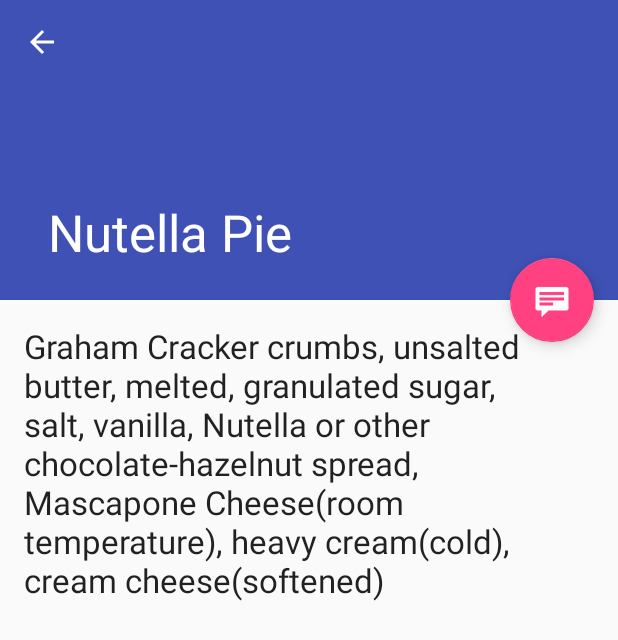
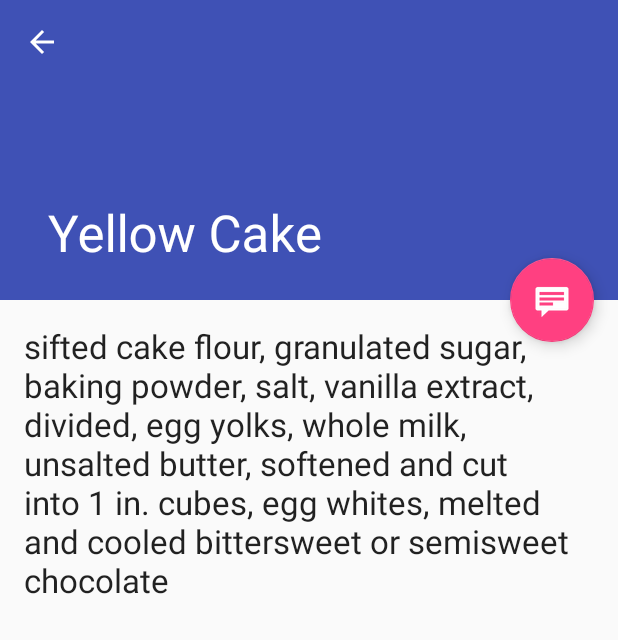
Before and after one commit to GregIzzo/udacity_nanoand_bakeit, an Android app: the screen it shows after launch (RecipeDetailActivity before the commit, RecipeStepsActivity after it), after a tap on "Yellow Cake", on a phone screen of 412 x 824 dp. Shown: the top 640 px of the screen. Run offline under Robolectric (Android 15) with nearby library versions, the phone set to English and light mode, and no system bars; our stand-ins replace Picasso; pictures from the network do not load.

Commit message:
feat: Refactored RecipeJSON to include a currentRecipe object
Changed RecipeJSON class to store the current recipe (selected) as 'currentRecipe'. Also created functions to retrieve different elements from the currentRecipe, and refactored all scripts which were referencing to use the new functions. This eliminates the need for any activity to keep track of the 'recipe offset' (offset into the list of recipes). Cleaner. Keeps all data manipulations within RecipeJSON, with activity and fragments just calling functions in RecipeJSON for data.

```diff
--- a/app/src/main/AndroidManifest.xml
+++ b/app/src/main/AndroidManifest.xml
@@ -24,7 +24,7 @@
             </intent-filter>
         </activity>
         <activity
-            android:name="com.example.android.udacity_nanoand_bakeit.RecipeDetailActivity"
+            android:name="com.example.android.udacity_nanoand_bakeit.RecipeStepsActivity"
             android:label="@string/title_recipe_detail"
             android:parentActivityName="com.example.android.udacity_nanoand_bakeit.MainActivity"
             android:theme="@style/AppTheme.NoActionBar">
--- a/app/src/main/java/com/example/android/udacity_nanoand_bakeit/MainActivity.java
+++ b/app/src/main/java/com/example/android/udacity_nanoand_bakeit/MainActivity.java
@@ -26,29 +26,29 @@ import java.net.URL;
  * An activity representing a list of Recipes. This activity
  * has different presentations for handset and tablet-size devices. On
  * handsets, the activity presents a list of items, which when touched,
- * lead to a {@link RecipeDetailActivity} representing
+ * lead to a {@link RecipeStepsActivity} representing
  * item details. On tablets, the activity presents the list of items and
  * item details side-by-side using two vertical panes.
  */
-public class MainActivity extends AppCompatActivity implements LoaderManager.LoaderCallbacks<String>, RecipeRecyclerAdapter.RecipeAdapterOnClickHandler {
+public class MainActivity extends AppCompatActivity implements LoaderManager.LoaderCallbacks<String>, RecipeListRecyclerAdapter.RecipeAdapterOnClickHandler {
 
     private static final String TAG ="GREG_RECIPELISTACTIVITY" ;
     /**
      * Whether or not the activity is in two-pane mode, i.e. running on a tablet
      * device.
      */
-    private boolean mTwoPane;
+    //private boolean mTwoPane;
     private static final int MOVIE_LOADER_ID= 24;
     private String mRecipeData = null;
 
     private RecyclerView recyclerView;
-    private RecipeRecyclerAdapter recipeRecyclerAdapter;
+    private RecipeListRecyclerAdapter recipeRecyclerAdapter;
 
 
     @Override
     protected void onCreate(Bundle savedInstanceState) {
         super.onCreate(savedInstanceState);
-        setContentView(R.layout.activity_recipe_list);
+        setContentView(R.layout.activity_recipes_list);
 
         Toolbar toolbar = (Toolbar) findViewById(R.id.toolbar);
         setSupportActionBar(toolbar);
@@ -62,7 +62,7 @@ public class MainActivity extends AppCompatActivity implements LoaderManager.Loa
                         .setAction("Action", null).show();
             }
         });
-
+/*
         if (findViewById(R.id.recipe_detail_container) != null) {
             // The detail container view will be present only in the
             // large-screen layouts (res/values-w900dp).
@@ -70,7 +70,7 @@ public class MainActivity extends AppCompatActivity implements LoaderManager.Loa
             // activity should be in two-pane mode.
             mTwoPane = true;
         }
-
+*/
         recyclerView = findViewById(R.id.recipe_list);
         assert recyclerView != null;
 
@@ -78,7 +78,7 @@ public class MainActivity extends AppCompatActivity implements LoaderManager.Loa
         RecyclerView.LayoutManager mLayoutManager = new LinearLayoutManager(this);
 
         recyclerView.setLayoutManager(mLayoutManager);
-        recipeRecyclerAdapter  = new RecipeRecyclerAdapter(this);
+        recipeRecyclerAdapter  = new RecipeListRecyclerAdapter(this);
         /* Setting the adapter attaches it to the RecyclerView in our layout. */
 
 
@@ -159,92 +159,25 @@ public class MainActivity extends AppCompatActivity implements LoaderManager.Loa
     @Override
     public void onClick(int listPosition) {
         Log.d(TAG, "MainActivity onClick: pos=" + listPosition);
+        /*
         if (mTwoPane) {
             Bundle arguments = new Bundle();
-            arguments.putInt(RecipeDetailFragment.ARG_ITEM_ID, listPosition);
-            RecipeDetailFragment fragment = new RecipeDetailFragment();
+            arguments.putInt(RecipeStepsFragment.ARG_RECIPE_INDEX, listPosition);
+            RecipeStepsFragment fragment = new RecipeStepsFragment();
             fragment.setArguments(arguments);
             getSupportFragmentManager().beginTransaction()
                     .replace(R.id.recipe_detail_container, fragment)
                     .commit();
         } else {
-
-            Intent intent = new Intent(this, RecipeDetailActivity.class);
-            intent.putExtra(RecipeDetailFragment.ARG_ITEM_ID, listPosition);
+*/
+        RecipeJSON.setCurrentRecipe(listPosition);
+            Intent intent = new Intent(this, RecipeStepsActivity.class);
+        //    intent.putExtra(RecipeStepsFragment.ARG_RECIPE_INDEX, listPosition);
 
             startActivity(intent);
+/*
         }
+        */
 
     }
-/*
-    public static class SimpleItemRecyclerViewAdapter
-            extends RecyclerView.Adapter<SimpleItemRecyclerViewAdapter.ViewHolder> {
-
-        private final MainActivity mParentActivity;
-       // private final RecipeJSON mValues;
-        private final boolean mTwoPane;
-        private final View.OnClickListener mOnClickListener = new View.OnClickListener() {
-            @Override
-            public void onClick(View view) {
-                DummyContent.DummyItem item = (DummyContent.DummyItem) view.getTag();
-                if (mTwoPane) {
-                    Bundle arguments = new Bundle();
-                    arguments.putString(RecipeDetailFragment.ARG_ITEM_ID, item.id);
-                    RecipeDetailFragment fragment = new RecipeDetailFragment();
-                    fragment.setArguments(arguments);
-                    mParentActivity.getSupportFragmentManager().beginTransaction()
-                            .replace(R.id.recipe_detail_container, fragment)
-                            .commit();
-                } else {
-                    Context context = view.getContext();
-                    Intent intent = new Intent(context, RecipeDetailActivity.class);
-                    intent.putExtra(RecipeDetailFragment.ARG_ITEM_ID, item.id);
-
-                    context.startActivity(intent);
-                }
-            }
-        };
-
-        SimpleItemRecyclerViewAdapter(MainActivity parent,
-                                      boolean twoPane) {
-            //PREVIOUSLY, the data was passed in as 2nd param. Now it's being read from a static class
-           // mValues = items;
-            mParentActivity = parent;
-            mTwoPane = twoPane;
-        }
-
-        @Override
-        public ViewHolder onCreateViewHolder(ViewGroup parent, int viewType) {
-            View view = LayoutInflater.from(parent.getContext())
-                    .inflate(R.layout.recipe_list_content, parent, false);
-            return new ViewHolder(view);
-        }
-
-        @Override
-        public void onBindViewHolder(final ViewHolder holder, int position) {
-            holder.mIdView.setText(RecipeJSON.getRecipeName(position));
-           // holder.mContentView.setText(RecipeJSON.getRecipeName(position));
-
-            //holder.itemView.setTag(mValues.get(position));
-            holder.itemView.setOnClickListener(mOnClickListener);
-        }
-
-        @Override
-        public int getItemCount() {
-            return RecipeJSON.size();
-        }
-
-        class ViewHolder extends RecyclerView.ViewHolder {
-            final TextView mIdView;
-           // final TextView mContentView;
-
-            ViewHolder(View view) {
-                super(view);
-                mIdView = (TextView) view.findViewById(R.id.recipe_name);
-               // mContentView = (TextView) view.findViewById(R.id.content);
-            }
-        }
-    }
-
-    */
 }
--- a/app/src/main/java/com/example/android/udacity_nanoand_bakeit/RecipeRecyclerAdapter.java
+++ b/app/src/main/java/com/example/android/udacity_nanoand_bakeit/RecipeListRecyclerAdapter.java
@@ -15,16 +15,12 @@ import android.widget.TextView;
 import com.example.android.udacity_nanoand_bakeit.data.RecipeJSON;
 import com.squareup.picasso.Picasso;
 
-import org.json.JSONArray;
-import org.json.JSONException;
-import org.json.JSONObject;
-
 /**
  * Created by Greg on 5/15/2018.
  */
-public class RecipeRecyclerAdapter extends RecyclerView.Adapter<RecipeRecyclerAdapter.RecipeAdapterViewHolder> {
+public class RecipeListRecyclerAdapter extends RecyclerView.Adapter<RecipeListRecyclerAdapter.RecipeAdapterViewHolder> {
 
-    //private static final String TAG = RecipeRecyclerAdapter.class.getSimpleName();
+    //private static final String TAG = RecipeListRecyclerAdapter.class.getSimpleName();
     //private int mNumberOfItems;
     private String recipeJsonData;
     private final RecipeAdapterOnClickHandler mClickHandler;
@@ -38,9 +34,9 @@ public class RecipeRecyclerAdapter extends RecyclerView.Adapter<RecipeRecyclerAd
         void onClick(int listPosition);// throws JSONException;
     }
     /*
-     * Constructor for RecipeRecyclerAdapter - accepts number of items to display
+     * Constructor for RecipeListRecyclerAdapter - accepts number of items to display
      */
-    public RecipeRecyclerAdapter(RecipeAdapterOnClickHandler mclick) {
+    public RecipeListRecyclerAdapter(RecipeAdapterOnClickHandler mclick) {
         // mNumberOfItems = numberOfItems;
         mClickHandler = mclick;
     }
@@ -92,10 +88,10 @@ public class RecipeRecyclerAdapter extends RecyclerView.Adapter<RecipeRecyclerAd
     public RecipeAdapterViewHolder onCreateViewHolder(@NonNull ViewGroup viewGroup, int viewType) {
 
         viewGroupContext = viewGroup.getContext();
-        int layoutIdForListItem = R.layout.recipe_list_content;
+        int layoutIdForListItem = R.layout.recipes_list_content;
         LayoutInflater inflater = LayoutInflater.from(viewGroupContext);
 // View view = LayoutInflater.from(parent.getContext())
-//                    .inflate(R.layout.recipe_list_content, parent, false);
+//                    .inflate(R.layout.recipes_list_content, parent, false);
         View view = inflater.inflate(layoutIdForListItem, viewGroup, false);
         return new RecipeAdapterViewHolder(view);
     }
@@ -166,7 +162,7 @@ public class RecipeRecyclerAdapter extends RecyclerView.Adapter<RecipeRecyclerAd
         if (recipeData == null){
             // reader = null;
             resArray = null;
-            //   Log.i(TAG, "**** RecipeRecyclerAdapter.setRecipeData: str len= 0 calling notifyDataSetChanged");
+            //   Log.i(TAG, "**** RecipeListRecyclerAdapter.setRecipeData: str len= 0 calling notifyDataSetChanged");
         } else {
             try {
                 resArray = new JSONArray(recipeJsonData);
@@ -175,7 +171,7 @@ public class RecipeRecyclerAdapter extends RecyclerView.Adapter<RecipeRecyclerAd
                 //   Log.i(TAG, "^^^^^^^^^ ERROR onBindViewHolder - creating JSONObject");
                 e.printStackTrace();
             }
-            // Log.i(TAG, "**** RecipeRecyclerAdapter.setRecipeData: str len= "+recipeData.length() + " calling notifyDataSetChanged");
+            // Log.i(TAG, "**** RecipeListRecyclerAdapter.setRecipeData: str len= "+recipeData.length() + " calling notifyDataSetChanged");
         }
 */
 
--- a/app/src/main/java/com/example/android/udacity_nanoand_bakeit/RecipeDetailActivity.java
+++ b/app/src/main/java/com/example/android/udacity_nanoand_bakeit/RecipeStepsActivity.java
@@ -5,6 +5,7 @@ import android.os.Bundle;
 import android.support.design.widget.FloatingActionButton;
 import android.support.design.widget.Snackbar;
 import android.support.v7.widget.Toolbar;
+import android.util.Log;
 import android.view.View;
 import android.support.v7.app.AppCompatActivity;
 import android.support.v7.app.ActionBar;
@@ -16,12 +17,13 @@ import android.view.MenuItem;
  * item details are presented side-by-side with a list of items
  * in a {@link MainActivity}.
  */
-public class RecipeDetailActivity extends AppCompatActivity {
+public class RecipeStepsActivity extends AppCompatActivity {
 
+    private static String TAG = "GGG";
     @Override
     protected void onCreate(Bundle savedInstanceState) {
         super.onCreate(savedInstanceState);
-        setContentView(R.layout.activity_recipe_detail);
+        setContentView(R.layout.activity_recipesteps_detail);
         Toolbar toolbar = (Toolbar) findViewById(R.id.detail_toolbar);
         setSupportActionBar(toolbar);
 
@@ -52,11 +54,14 @@ public class RecipeDetailActivity extends AppCompatActivity {
         if (savedInstanceState == null) {
             // Create the detail fragment and add it to the activity
             // using a fragment transaction.
-            Bundle arguments = new Bundle();
-            arguments.putString(RecipeDetailFragment.ARG_ITEM_ID,
-                    getIntent().getStringExtra(RecipeDetailFragment.ARG_ITEM_ID));
-            RecipeDetailFragment fragment = new RecipeDetailFragment();
-            fragment.setArguments(arguments);
+            Log.d(TAG, "RecipeStepsActivity.onCreate expected recipe index:" + getIntent().getIntExtra(RecipeStepsFragment.ARG_RECIPE_INDEX,0));
+           // Bundle arguments = new Bundle();
+            //no bundle needed. Recipe info is in RecipeJSON (
+            //arguments.putInt(RecipeStepsFragment.ARG_RECIPE_INDEX,
+            //        getIntent().getIntExtra(RecipeStepsFragment.ARG_RECIPE_INDEX,0));
+
+            RecipeStepsFragment fragment = new RecipeStepsFragment();
+           // fragment.setArguments(arguments);
             getSupportFragmentManager().beginTransaction()
                     .add(R.id.recipe_detail_container, fragment)
                     .commit();
--- a/app/src/main/java/com/example/android/udacity_nanoand_bakeit/RecipeDetailFragment.java
+++ b/app/src/main/java/com/example/android/udacity_nanoand_bakeit/RecipeStepsFragment.java
@@ -16,52 +16,55 @@ import org.json.JSONObject;
 /**
  * A fragment representing a single Recipe detail screen.
  * This fragment is either contained in a {@link MainActivity}
- * in two-pane mode (on tablets) or a {@link RecipeDetailActivity}
+ * in two-pane mode (on tablets) or a {@link RecipeStepsActivity}
  * on handsets.
  */
-public class RecipeDetailFragment extends Fragment {
+public class RecipeStepsFragment extends Fragment {
     /**
      * The fragment argument representing the item ID that this fragment
      * represents.
      */
-    public static final String ARG_ITEM_ID = "item_id";
+    public static final String ARG_RECIPE_INDEX = "recipe_index";
 
 
     private JSONObject myJsonObject;
-    private int recipeOffset;
+    //private int recipeOffset;
 
     /**
      * Mandatory empty constructor for the fragment manager to instantiate the
      * fragment (e.g. upon screen orientation changes).
      */
-    public RecipeDetailFragment() {
+    public RecipeStepsFragment() {
     }
 
     @Override
     public void onCreate(Bundle savedInstanceState) {
         super.onCreate(savedInstanceState);
 
-        if (getArguments().containsKey(ARG_ITEM_ID)) {
-            //offset into Recipe data is passed in. Make calls to RecipeJSON class for data
-            recipeOffset = getArguments().getInt(ARG_ITEM_ID);
-            myJsonObject = RecipeJSON.getRecipe(recipeOffset);
+        //RecipeJSON should have a 'current recipe;
+
+     //   if (getArguments().containsKey(ARG_RECIPE_INDEX)) {
+            // the offset into Recipe data is passed in. Make calls to RecipeJSON class for data
+           // recipeOffset = getArguments().getInt(ARG_RECIPE_INDEX);
+           // myJsonObject = RecipeJSON.getRecipe(recipeOffset);
+        myJsonObject = RecipeJSON.getCurrentRecipe();
 
             Activity activity = this.getActivity();
             CollapsingToolbarLayout appBarLayout = (CollapsingToolbarLayout) activity.findViewById(R.id.toolbar_layout);
             if (appBarLayout != null) {
-                appBarLayout.setTitle(RecipeJSON.getRecipeName(recipeOffset));
+                appBarLayout.setTitle(RecipeJSON.getCurrRecipeName());
             }
-        }
+     //   }
     }
 
     @Override
     public View onCreateView(LayoutInflater inflater, ViewGroup container,
                              Bundle savedInstanceState) {
-        View rootView = inflater.inflate(R.layout.recipe_detail, container, false);
+        View rootView = inflater.inflate(R.layout.recipesteps_detail, container, false);
 
 
         if (myJsonObject != null) {
-            ((TextView) rootView.findViewById(R.id.recipe_detail)).setText(RecipeJSON.getIngredientsString(myJsonObject));
+            ((TextView) rootView.findViewById(R.id.recipe_detail)).setText(RecipeJSON.getCurrIngredientsString());
         }
 
         return rootView;
--- a/app/src/main/java/com/example/android/udacity_nanoand_bakeit/data/RecipeJSON.java
+++ b/app/src/main/java/com/example/android/udacity_nanoand_bakeit/data/RecipeJSON.java
@@ -7,7 +7,9 @@ import org.json.JSONException;
 import org.json.JSONObject;
 
 public class RecipeJSON {
-    private static JSONArray dataJSONArray = null;
+    private static JSONArray dataJSONArray = null;//array of recipe objects
+    private static JSONObject currentRecipe = null;// currently selected recipe
+
     private static String TAG = "RecipeJSON";
 
     public static JSONArray getData() {
@@ -32,8 +34,26 @@ public class RecipeJSON {
         }
 
     }
+    public static int setCurrentRecipe(int position){
+        // pass in list offset to pick the current recipe
+        // Return value: 1=okay/done, 0=not done/error
+        if (dataJSONArray == null) return 0 ;
+        if (position >= dataJSONArray.length()) return 0;
+        try {
+            currentRecipe = dataJSONArray.getJSONObject(position);
+            return 1;
+        } catch (JSONException e){
+            //a problem happened
+            Log.d(TAG, "setCurrentRecipe: problem:"+ e.getLocalizedMessage());
+            return 0;
+        }
+    }
+    public static JSONObject getCurrentRecipe(){
+        return currentRecipe;
+    }
     public static JSONObject getRecipe(int position){
         if (dataJSONArray == null) return null;
+
         try {
             return dataJSONArray.getJSONObject(position);
         } catch (JSONException e){
@@ -77,6 +97,49 @@ public class RecipeJSON {
             return -1;
         }
     }
+    /* ******************************************************************************* */
+    private static String getCurrStringProperty( String sName){
+        if (dataJSONArray == null) return "";
+        if (currentRecipe == null) return "";
+        try {
+            return currentRecipe.getString(sName);
+        } catch (JSONException e){
+            Log.i(TAG, "getCurrStringProperty: failed to get string ("+sName+")  from currentRecipe");
+            return "";
+        }
+    }
+    private static int getCurrIntProperty( String sName){
+        if (dataJSONArray == null) return -1;
+        if (currentRecipe == null) return -1;
+        try {
+            return currentRecipe.getInt(sName);
+        } catch (JSONException e){
+            Log.i(TAG, "getCurrIntProperty: failed to get int ("+sName+")   from currentRecipe");
+            return -1;
+        }
+    }
+    public static String getCurrIngredientsString(){
+        if (dataJSONArray == null) return "No Data";
+        if (currentRecipe == null) return  "No Data";
+        return getIngredientsString(currentRecipe);
+    }
+    public static String getCurrRecipeId(){
+        //get ID from CurrentRecipe
+        return getCurrStringProperty("id");
+    }
+    public static String getCurrRecipeName(){
+        //get Name from currentRecipe
+        return getCurrStringProperty("name");
+    }
+    public static String getCurrRecipeImage() {
+        return getCurrStringProperty("image");
+    }
+    public static int getCurrRecipeServings(){
+        return getCurrIntProperty( "servings");
+    }
+
+    /* ******************************************************************************* */
+
     public static int size(){
         if (dataJSONArray == null) return 0;
         return dataJSONArray.length();
@@ -94,8 +157,6 @@ public class RecipeJSON {
     }
     public static String getIngredientsString(JSONObject rObj){
         try {
-
-
             JSONArray ingList = rObj.getJSONArray("ingredients");
             int len = ingList.length();
             String ingrString = "";
--- a/app/src/main/res/layout/activity_recipe_list.xml
+++ b/app/src/main/res/layout/activity_recipes_list.xml
@@ -27,7 +27,7 @@
         android:layout_height="match_parent"
         app:layout_behavior="@string/appbar_scrolling_view_behavior">
 
-        <include layout="@layout/recipe_list" />
+        <include layout="@layout/recipes_list" />
     </FrameLayout>
 
     <android.support.design.widget.FloatingActionButton
--- a/app/src/main/res/layout/activity_recipe_detail.xml
+++ b/app/src/main/res/layout/activity_recipesteps_detail.xml
@@ -4,7 +4,7 @@
     android:layout_width="match_parent"
     android:layout_height="match_parent"
     android:fitsSystemWindows="true"
-    tools:context="com.example.android.udacity_nanoand_bakeit.RecipeDetailActivity"
+    tools:context="com.example.android.udacity_nanoand_bakeit.RecipeStepsActivity"
     tools:ignore="MergeRootFrame">
 
     <android.support.design.widget.AppBarLayout
--- a/app/src/main/res/layout/recipe_list.xml
+++ b/app/src/main/res/layout/recipes_list.xml
@@ -10,4 +10,4 @@
     android:layout_marginRight="16dp"
 
     tools:context="com.example.android.udacity_nanoand_bakeit.MainActivity"
-    tools:listitem="@layout/recipe_list_content" />
+    tools:listitem="@layout/recipes_list_content" />
--- a/app/src/main/res/layout/recipe_detail.xml
+++ b/app/src/main/res/layout/recipesteps_detail.xml
@@ -12,5 +12,5 @@
     android:layout_height="wrap_content"
     android:padding="16dp"
     android:textIsSelectable="true"
-    tools:context="com.example.android.udacity_nanoand_bakeit.RecipeDetailFragment" />
+    tools:context="com.example.android.udacity_nanoand_bakeit.RecipeStepsFragment" />
 </ScrollView>
--- a/app/src/main/res/values/dimens.xml
+++ b/app/src/main/res/values/dimens.xml
@@ -4,4 +4,5 @@
     <dimen name="app_bar_height">200dp</dimen>
     <dimen name="item_width">400dp</dimen>
     <dimen name="text_margin">16dp</dimen>
+    <dimen name="recipecard_margin">8dp</dimen>
 </resources>
```
Also changed, not shown: app/src/main/res/layout-w900dp/recipe_list.xml (deleted, +0 -38 lines), app/src/main/res/layout/recipe_list_content.xml (deleted, +0 -43 lines), app/src/main/res/layout/recipes_list_content.xml (added, +42 -0 lines).
